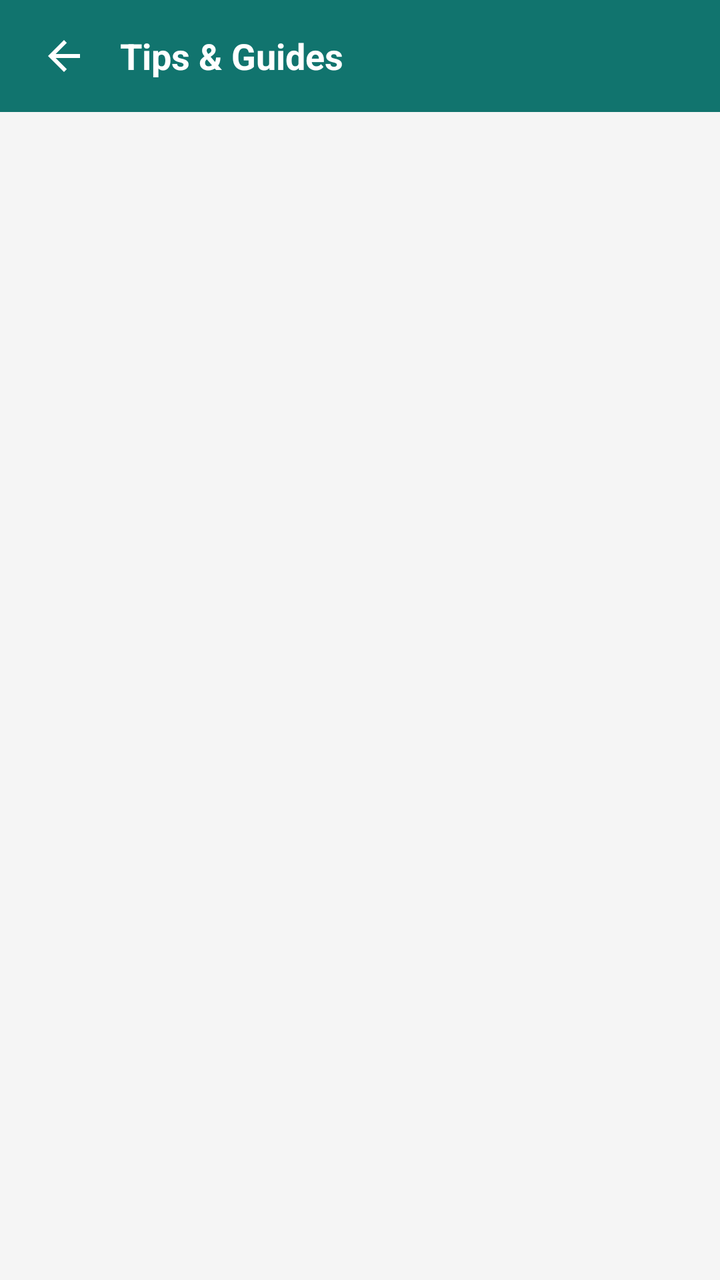
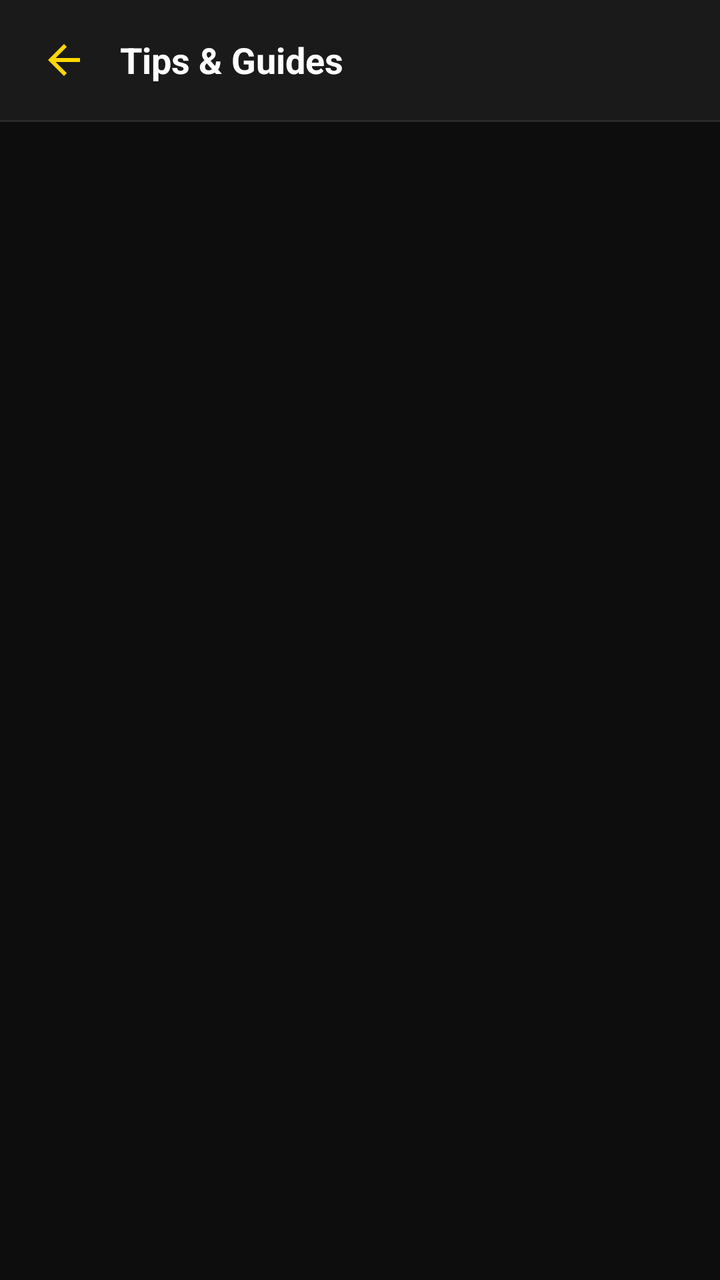

Two renders of the same Android screen: before a commit and after it. Below are the layout's source before the change and the commit's diff.
<!-- AndroidManifest.xml: application theme Theme.RbxCalculatorRoboxCounter -->
<!-- res/layout/activity_tips.xml -->
<?xml version="1.0" encoding="utf-8"?>
<LinearLayout xmlns:android="http://schemas.android.com/apk/res/android"
    android:layout_width="match_parent"
    android:layout_height="match_parent"
    android:orientation="vertical"
    android:background="#F5F5F5">

    <LinearLayout android:layout_width="match_parent" android:layout_height="56dp"
        android:background="@color/theme_color" android:orientation="horizontal"
        android:gravity="center_vertical" android:paddingHorizontal="8dp">
        <ImageButton android:id="@+id/btnBack" android:layout_width="48dp" android:layout_height="48dp"
            android:background="?attr/selectableItemBackgroundBorderless"
            android:src="@drawable/ic_back_arrow" android:tint="#FFFFFF" android:contentDescription="Back"/>
        <TextView android:layout_width="0dp" android:layout_height="wrap_content" android:layout_weight="1"
            android:text="Tips &amp; Guides" android:textColor="#FFFFFF" android:textSize="18sp"
            android:textStyle="bold" android:layout_marginStart="4dp"/>
    </LinearLayout>

    <androidx.recyclerview.widget.RecyclerView
        android:id="@+id/rvTips"
        android:layout_width="match_parent"
        android:layout_height="0dp"
        android:layout_weight="1"
        android:padding="8dp"
        android:clipToPadding="false" />
</LinearLayout>
<!-- resources referenced by this layout -->
<resources>
  <color name="theme_color">#11746e</color>
  <!-- drawable ic_back_arrow (drawable) -->
  <?xml version="1.0" encoding="utf-8"?>
  <vector xmlns:android="http://schemas.android.com/apk/res/android"
      android:width="24dp"
      android:height="24dp"
      android:viewportWidth="24"
      android:viewportHeight="24">
      <path
          android:fillColor="@android:color/white"
          android:pathData="M20,11H7.83l5.59,-5.59L12,4l-8,8 8,8 1.41,-1.41L7.83,13H20v-2z"/>
  </vector>
  <style name="Theme.RbxCalculatorRoboxCounter" parent="Theme.MaterialComponents.DayNight.NoActionBar">
          <item name="colorPrimary">@color/theme_color</item>
          <item name="colorPrimaryVariant">@color/theme_color</item>
          <item name="colorOnPrimary">@color/white</item>
          <item name="colorSecondary">@color/theme_color</item>
          <item name="colorOnSecondary">@color/white</item>
          <item name="android:statusBarColor">@color/theme_color</item>
          <item name="android:navigationBarColor">@color/white</item>
      </style>
  <style name="Theme.MaterialComponents.DayNight.NoActionBar" parent="@style/Theme.MaterialComponents.NoActionBar">
      </style>
  <color name="white">#FFFFFF</color>
</resources>

<!-- the commit's change to res/layout/activity_tips.xml (unified diff, before → after) -->
@@ -3,24 +3,26 @@
     android:layout_width="match_parent"
     android:layout_height="match_parent"
     android:orientation="vertical"
-    android:background="#F5F5F5">
+    android:background="@color/bg_primary">
 
-    <LinearLayout android:layout_width="match_parent" android:layout_height="56dp"
-        android:background="@color/theme_color" android:orientation="horizontal"
+    <LinearLayout android:layout_width="match_parent" android:layout_height="60dp"
+        android:background="@color/bg_surface" android:orientation="horizontal"
         android:gravity="center_vertical" android:paddingHorizontal="8dp">
         <ImageButton android:id="@+id/btnBack" android:layout_width="48dp" android:layout_height="48dp"
             android:background="?attr/selectableItemBackgroundBorderless"
-            android:src="@drawable/ic_back_arrow" android:tint="#FFFFFF" android:contentDescription="Back"/>
+            android:src="@drawable/ic_back_arrow" android:tint="@color/gold" android:contentDescription="Back"/>
         <TextView android:layout_width="0dp" android:layout_height="wrap_content" android:layout_weight="1"
-            android:text="Tips &amp; Guides" android:textColor="#FFFFFF" android:textSize="18sp"
+            android:text="Tips &amp; Guides" android:textColor="@color/text_primary" android:textSize="18sp"
             android:textStyle="bold" android:layout_marginStart="4dp"/>
     </LinearLayout>
+
+    <View android:layout_width="match_parent" android:layout_height="1dp" android:background="@color/bg_divider" />
 
     <androidx.recyclerview.widget.RecyclerView
         android:id="@+id/rvTips"
         android:layout_width="match_parent"
         android:layout_height="0dp"
         android:layout_weight="1"
-        android:padding="8dp"
+        android:padding="12dp"
         android:clipToPadding="false" />
 </LinearLayout>
<!-- resource entries referenced after the edit -->
@@ -1,6 +1,10 @@
 <!-- resources referenced by this layout -->
 <resources>
-  <color name="theme_color">#11746e</color>
+  <color name="bg_divider">#2A2A2A</color>
+  <color name="bg_primary">#0D0D0D</color>
+  <color name="bg_surface">#1A1A1A</color>
+  <color name="gold">#FFD700</color>
+  <color name="text_primary">#FFFFFF</color>
   <!-- drawable ic_back_arrow (drawable) -->
   <?xml version="1.0" encoding="utf-8"?>
   <vector xmlns:android="http://schemas.android.com/apk/res/android"
@@ -12,17 +16,31 @@
           android:fillColor="@android:color/white"
           android:pathData="M20,11H7.83l5.59,-5.59L12,4l-8,8 8,8 1.41,-1.41L7.83,13H20v-2z"/>
   </vector>
-  <style name="Theme.RbxCalculatorRoboxCounter" parent="Theme.MaterialComponents.DayNight.NoActionBar">
-          <item name="colorPrimary">@color/theme_color</item>
-          <item name="colorPrimaryVariant">@color/theme_color</item>
-          <item name="colorOnPrimary">@color/white</item>
-          <item name="colorSecondary">@color/theme_color</item>
-          <item name="colorOnSecondary">@color/white</item>
-          <item name="android:statusBarColor">@color/theme_color</item>
-          <item name="android:navigationBarColor">@color/white</item>
+  <style name="Theme.RbxCalculatorRoboxCounter" parent="Theme.MaterialComponents.NoActionBar">
+          
+          <item name="colorPrimary">@color/gold</item>
+          <item name="colorPrimaryVariant">@color/gold_dim</item>
+          <item name="colorOnPrimary">@color/text_on_gold</item>
+          <item name="colorSecondary">@color/gold</item>
+          <item name="colorOnSecondary">@color/text_on_gold</item>
+  
+          
+          <item name="android:colorBackground">@color/bg_primary</item>
+          <item name="colorSurface">@color/bg_surface</item>
+          <item name="colorOnSurface">@color/text_primary</item>
+          <item name="colorOnBackground">@color/text_primary</item>
+  
+          
+          <item name="android:statusBarColor">@color/bg_primary</item>
+          <item name="android:navigationBarColor">@color/bg_primary</item>
+          <item name="android:windowLightStatusBar">false</item>
+  
+          
+          <item name="colorControlActivated">@color/gold</item>
+          <item name="colorControlHighlight">@color/gold_20</item>
       </style>
-  <style name="Theme.MaterialComponents.DayNight.NoActionBar" parent="@style/Theme.MaterialComponents.NoActionBar">
-      </style>
-  <color name="white">#FFFFFF</color>
+  <color name="gold_dim">#B8860B</color>
+  <color name="text_on_gold">#000000</color>
+  <color name="gold_20">#33FFD700</color>
 </resources>
 
